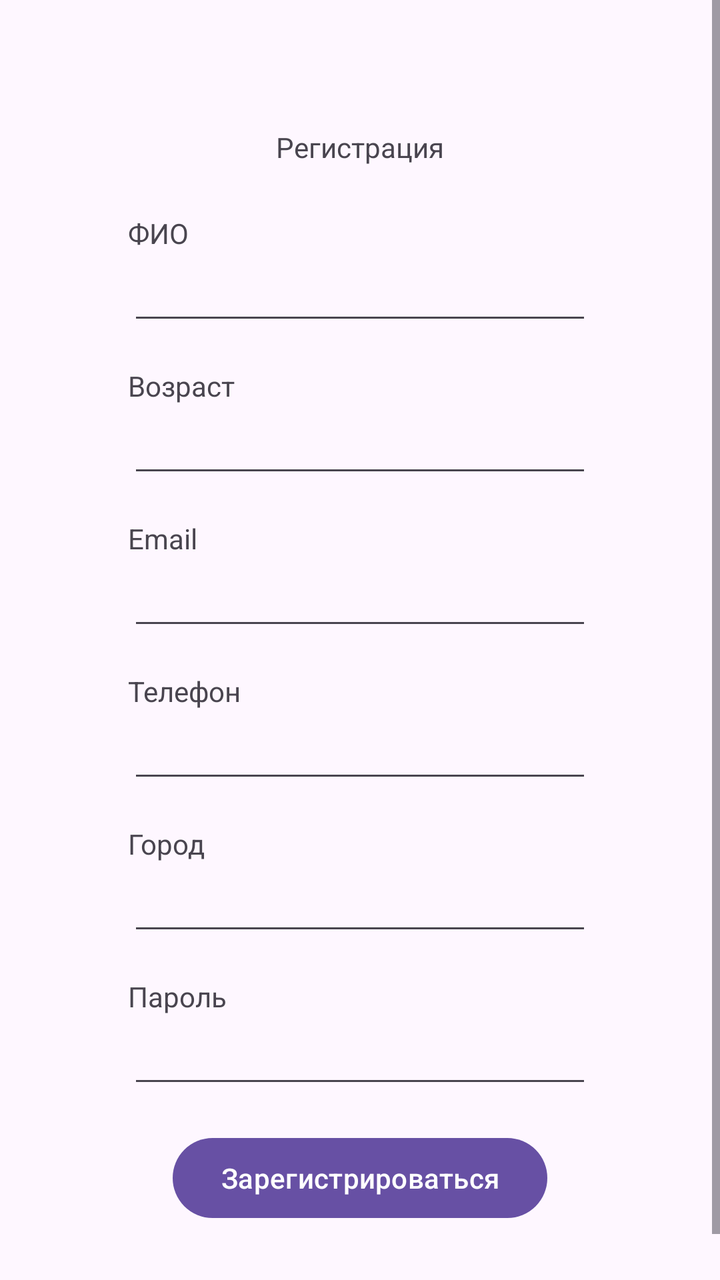
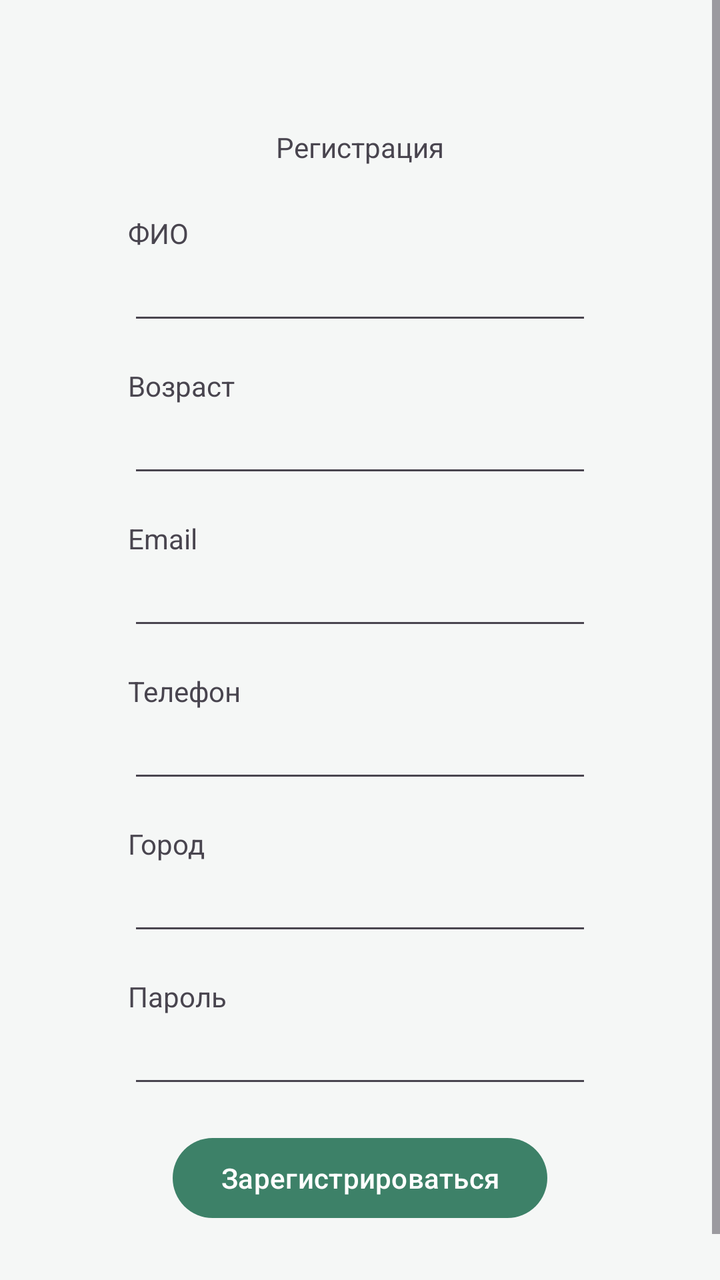

Two renders of the same Android screen: before a commit and after it. Below are the layout's source before the change and the commit's diff.
<!-- AndroidManifest.xml: application theme Theme.Microvolunteering -->
<!-- res/layout/fragment_registration.xml -->
<?xml version="1.0" encoding="utf-8"?>
<FrameLayout xmlns:android="http://schemas.android.com/apk/res/android"
    xmlns:tools="http://schemas.android.com/tools"
    android:layout_width="match_parent"
    android:layout_height="match_parent"
    android:orientation="vertical"
    tools:context=".presentation.ui.RegistrationFragment">

    <ProgressBar
        android:id="@+id/progress_bar"
        android:layout_width="wrap_content"
        android:layout_height="wrap_content"
        android:layout_gravity="center"
        android:visibility="gone"/>

    <ScrollView
        android:layout_width="match_parent"
        android:layout_height="match_parent"
        android:fillViewport="true">

        <LinearLayout
            android:id="@+id/content"
            android:layout_width="match_parent"
            android:layout_height="match_parent"
            android:orientation="vertical">

            <TextView
                android:layout_width="wrap_content"
                android:layout_height="wrap_content"
                android:layout_gravity="center"
                android:layout_marginTop="64dp"
                android:text="@string/registration"/>

            <LinearLayout
                android:id="@+id/container_volunteer"
                android:layout_width="match_parent"
                android:layout_height="wrap_content"
                android:orientation="vertical"
                android:visibility="visible">

                <TextView
                    android:layout_width="wrap_content"
                    android:layout_height="wrap_content"
                    android:layout_marginTop="24dp"
                    android:layout_marginHorizontal="64dp"
                    android:text="@string/FCs"/>

                <EditText
                    android:id="@+id/full_name_edit"
                    android:layout_width="match_parent"
                    android:layout_height="wrap_content"
                    android:inputType="textCapWords"
                    android:layout_marginHorizontal="64dp"/>

                <TextView
                    android:layout_width="wrap_content"
                    android:layout_height="wrap_content"
                    android:text="@string/age"
                    android:layout_marginTop="16dp"
                    android:layout_marginHorizontal="64dp"/>

                <EditText
                    android:id="@+id/age_edit"
                    android:layout_width="match_parent"
                    android:layout_height="wrap_content"
                    android:inputType="number"
                    android:maxLength="3"
                    android:layout_marginHorizontal="64dp"/>

                <TextView
                    android:layout_width="wrap_content"
                    android:layout_height="wrap_content"
                    android:text="@string/email"
                    android:layout_marginTop="16dp"
                    android:layout_marginHorizontal="64dp"/>

                <EditText
                    android:id="@+id/mail_edit"
                    android:layout_width="match_parent"
                    android:layout_height="wrap_content"
                    android:layout_marginHorizontal="64dp"/>

            </LinearLayout>

            <LinearLayout
                android:id="@+id/container_organization"
                android:layout_width="match_parent"
                android:layout_height="wrap_content"
                android:orientation="vertical"
                android:visibility="gone">

                <TextView
                    android:layout_width="wrap_content"
                    android:layout_height="wrap_content"
                    android:layout_marginTop="24dp"
                    android:layout_marginHorizontal="64dp"
                    android:text="@string/legal_name"/>

                <EditText
                    android:id="@+id/org_legal_name_edit"
                    android:layout_width="match_parent"
                    android:layout_height="wrap_content"
                    android:layout_marginHorizontal="64dp"/>

                <TextView
                    android:layout_width="wrap_content"
                    android:layout_height="wrap_content"
                    android:layout_marginTop="16dp"
                    android:layout_marginHorizontal="64dp"
                    android:text="@string/inn"/>

                <EditText
                    android:id="@+id/org_inn_edit"
                    android:layout_width="match_parent"
                    android:layout_height="wrap_content"
                    android:inputType="number"
                    android:layout_marginHorizontal="64dp"/>

                <TextView
                    android:layout_width="wrap_content"
                    android:layout_height="wrap_content"
                    android:layout_marginTop="16dp"
                    android:layout_marginHorizontal="64dp"
                    android:text="@string/registration_address"/>

                <EditText
                    android:id="@+id/org_address_edit"
                    android:layout_width="match_parent"
                    android:layout_height="wrap_content"
                    android:layout_marginHorizontal="64dp"/>

                <TextView
                    android:layout_width="wrap_content"
                    android:layout_height="wrap_content"
                    android:layout_marginTop="16dp"
                    android:layout_marginHorizontal="64dp"
                    android:text="@string/name_organization"/>
                <EditText
                    android:id="@+id/org_name_edit"
                    android:layout_width="match_parent"
                    android:layout_height="wrap_content"
                    android:layout_marginHorizontal="64dp"/>

                <TextView
                    android:layout_width="wrap_content"
                    android:layout_height="wrap_content"
                    android:layout_marginTop="16dp"
                    android:layout_marginHorizontal="64dp"
                    android:text="@string/manager_phone"/>

                <EditText
                    android:id="@+id/org_manager_phone_edit"
                    android:layout_width="match_parent"
                    android:layout_height="wrap_content"
                    android:inputType="phone"
                    android:layout_marginHorizontal="64dp"/>

                <TextView
                    android:layout_width="wrap_content"
                    android:layout_height="wrap_content"
                    android:layout_marginTop="16dp"
                    android:layout_marginHorizontal="64dp"
                    android:text="@string/email"/>

                <EditText
                    android:id="@+id/org_email_edit"
                    android:layout_width="match_parent"
                    android:layout_height="wrap_content"
                    android:inputType="textEmailAddress"
                    android:layout_marginHorizontal="64dp"/>

            </LinearLayout>

            <TextView
                android:layout_width="wrap_content"
                android:layout_height="wrap_content"
                android:text="@string/number"
                android:layout_marginTop="16dp"
                android:layout_marginHorizontal="64dp"/>

            <EditText
                android:id="@+id/phone_edit"
                android:layout_width="match_parent"
                android:layout_height="wrap_content"
                android:inputType="phone"
                android:layout_marginHorizontal="64dp"/>

            <TextView
                android:layout_width="wrap_content"
                android:layout_height="wrap_content"
                android:text="@string/city"
                android:layout_marginTop="16dp"
                android:layout_marginHorizontal="64dp"/>

            <EditText
                android:id="@+id/city_edit"
                android:layout_width="match_parent"
                android:layout_height="wrap_content"
                android:layout_marginHorizontal="64dp"/>

            <TextView
                android:layout_width="wrap_content"
                android:layout_height="wrap_content"
                android:text="@string/password"
                android:layout_marginTop="16dp"
                android:layout_marginHorizontal="64dp"/>

            <EditText
                android:id="@+id/password_edit"
                android:layout_width="match_parent"
                android:layout_height="wrap_content"
                android:inputType="textPassword"
                android:layout_marginHorizontal="64dp"/>

            <TextView
                android:id="@+id/error_text"
                android:layout_width="match_parent"
                android:layout_height="wrap_content"
                android:layout_marginTop="16dp"
                android:layout_marginHorizontal="64dp"
                android:padding="12dp"
                android:background="#1AFF0000"
                android:textColor="#D50000"
                android:textSize="14sp"
                android:visibility="gone"
                tools:visibility="visible"/>

            <Button
                android:id="@+id/register_button"
                android:layout_width="wrap_content"
                android:layout_height="wrap_content"
                android:text="@string/register"
                android:layout_gravity="center"
                android:layout_marginTop="16dp"/>

            <TextView
                android:id="@+id/authorization_button"
                android:layout_width="wrap_content"
                android:layout_height="wrap_content"
                android:text="@string/have_account"
                android:layout_gravity="center"
                android:layout_marginTop="16dp"
                android:padding="8dp"/>

        </LinearLayout>

    </ScrollView>

</FrameLayout>
<!-- resources referenced by this layout -->
<resources>
  <string name="FCs">ФИО</string>
  <string name="age">Возраст</string>
  <string name="city">Город</string>
  <string name="email">Email</string>
  <string name="have_account">Уже есть аккаунт? Войти</string>
  <string name="inn">ИНН</string>
  <string name="legal_name">Юридическое наименование (ООО/АО)</string>
  <string name="manager_phone">Телефон менеджера</string>
  <string name="name_organization">Название организации</string>
  <string name="number">Телефон</string>
  <string name="password">Пароль</string>
  <string name="register">Зарегистрироваться</string>
  <string name="registration">Регистрация</string>
  <string name="registration_address">Адрес регистрации</string>
  <style name="Theme.Microvolunteering" parent="Base.Theme.Microvolunteering" />
  <style name="Base.Theme.Microvolunteering" parent="Theme.Material3.DayNight.NoActionBar">
          
          
      </style>
</resources>

<!-- the commit's change to res/layout/fragment_registration.xml (unified diff, before → after) -->
@@ -70,7 +70,7 @@
                 <TextView
                     android:layout_width="wrap_content"
                     android:layout_height="wrap_content"
-                    android:text="@string/email"
+                    android:text="@string/email_address"
                     android:layout_marginTop="16dp"
                     android:layout_marginHorizontal="64dp"/>
 
@@ -78,6 +78,7 @@
                     android:id="@+id/mail_edit"
                     android:layout_width="match_parent"
                     android:layout_height="wrap_content"
+                    android:inputType="textEmailAddress"
                     android:layout_marginHorizontal="64dp"/>
 
             </LinearLayout>
@@ -135,6 +136,7 @@
                     android:layout_marginTop="16dp"
                     android:layout_marginHorizontal="64dp"
                     android:text="@string/name_organization"/>
+
                 <EditText
                     android:id="@+id/org_name_edit"
                     android:layout_width="match_parent"
@@ -160,7 +162,7 @@
                     android:layout_height="wrap_content"
                     android:layout_marginTop="16dp"
                     android:layout_marginHorizontal="64dp"
-                    android:text="@string/email"/>
+                    android:text="@string/email_address"/>
 
                 <EditText
                     android:id="@+id/org_email_edit"
<!-- resource entries referenced after the edit -->
@@ -3,7 +3,7 @@
   <string name="FCs">ФИО</string>
   <string name="age">Возраст</string>
   <string name="city">Город</string>
-  <string name="email">Email</string>
+  <string name="email_address">Email</string>
   <string name="have_account">Уже есть аккаунт? Войти</string>
   <string name="inn">ИНН</string>
   <string name="legal_name">Юридическое наименование (ООО/АО)</string>
@@ -16,8 +16,25 @@
   <string name="registration_address">Адрес регистрации</string>
   <style name="Theme.Microvolunteering" parent="Base.Theme.Microvolunteering" />
   <style name="Base.Theme.Microvolunteering" parent="Theme.Material3.DayNight.NoActionBar">
+  
+          <item name="colorPrimary">@color/brand_primary</item>     
+          <item name="colorPrimaryVariant">@color/brand_primary</item>
+          <item name="colorOnPrimary">@color/white</item>
+  
           
+          <item name="android:windowBackground">@color/app_background</item>
+  
           
+          <item name="android:statusBarColor">@color/brand_primary</item>
+  
+          
+          <item name="android:textColorPrimary">@color/text_primary</item>
+          <item name="colorSecondary">@color/brand_primary</item>
+  
       </style>
+  <color name="brand_primary">#3D8168</color>
+  <color name="white">#FFFFFFFF</color>
+  <color name="app_background">#F5F7F6</color>
+  <color name="text_primary">#1C352D</color>
 </resources>
 
